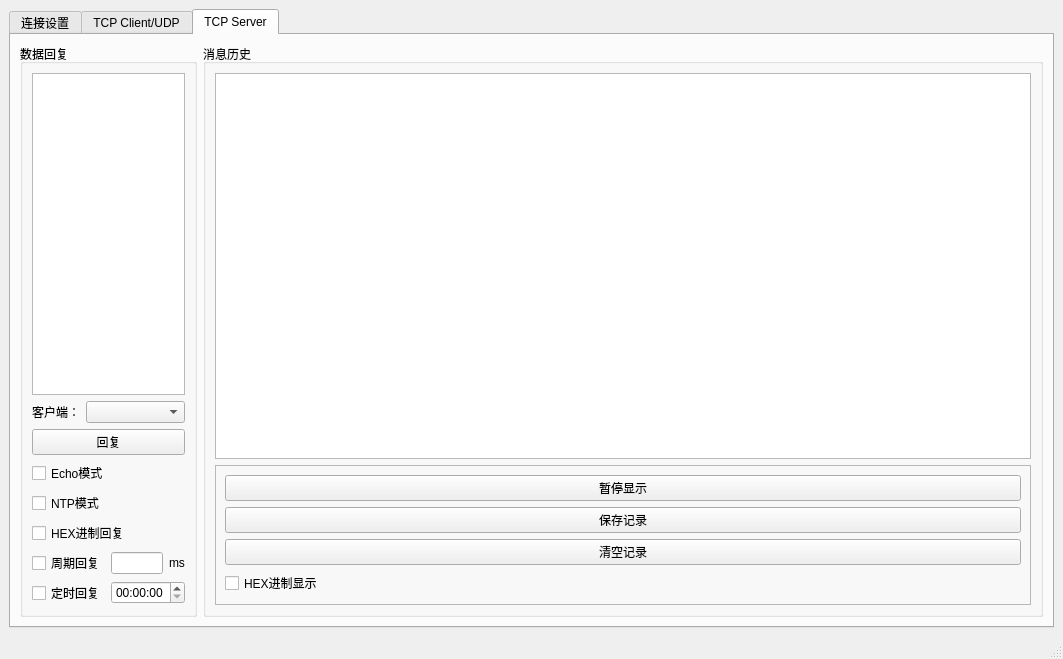
SimonYen/qtelnet, file mainwindow.ui: the form before one commit.
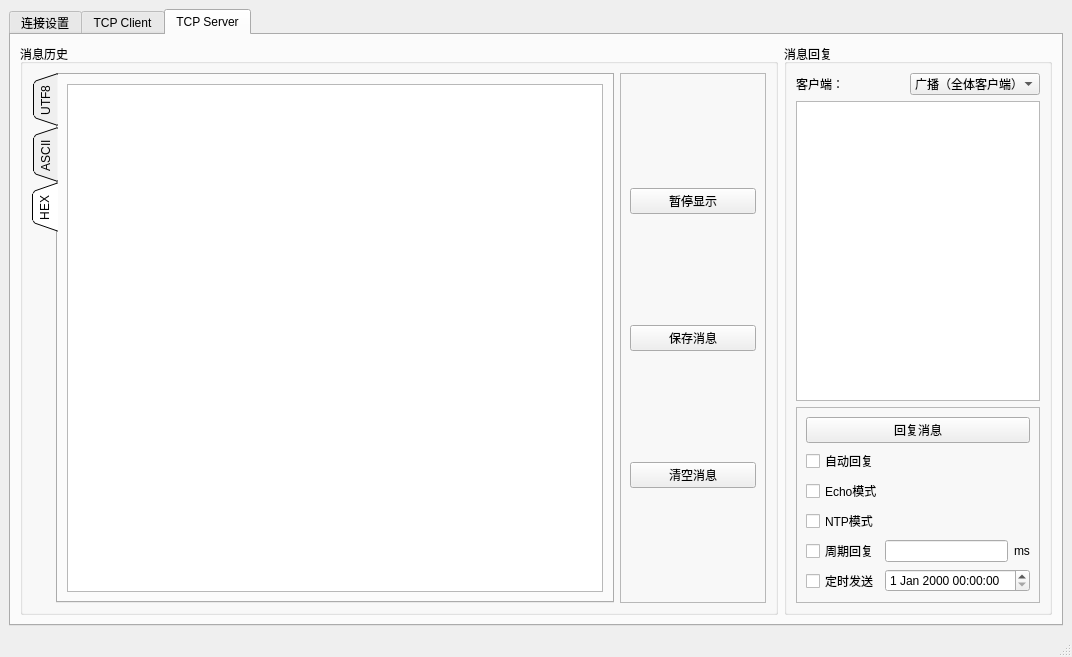
The form after the commit. The open tabs and pages were chosen to show the change. Icons and pictures are not drawn.

```diff
--- a/mainwindow.ui
+++ b/mainwindow.ui
@@ -6,8 +6,8 @@
    <rect>
     <x>0</x>
     <y>0</y>
-    <width>1063</width>
-    <height>659</height>
+    <width>1072</width>
+    <height>657</height>
    </rect>
   </property>
   <property name="windowTitle">
@@ -329,7 +329,7 @@
            <normaloff>:/logo/icons/闪电.png</normaloff>:/logo/icons/闪电.png</iconset>
          </attribute>
          <attribute name="title">
-          <string>TCP Client/UDP</string>
+          <string>TCP Client</string>
          </attribute>
          <layout class="QVBoxLayout" name="verticalLayout_11">
           <item>
@@ -608,110 +608,64 @@
          <attribute name="title">
           <string>TCP Server</string>
          </attribute>
-         <layout class="QHBoxLayout" name="horizontalLayout_4">
+         <layout class="QHBoxLayout" name="horizontalLayout_15">
           <item>
-           <layout class="QGridLayout" name="gridLayout_2" columnstretch="1,5">
+           <layout class="QGridLayout" name="gridLayout_2" columnstretch="4,1">
             <item row="0" column="0">
              <widget class="QGroupBox" name="groupBox">
               <property name="title">
-               <string>数据回复</string>
-              </property>
-              <layout class="QVBoxLayout" name="verticalLayout_2">
-               <item>
-                <widget class="QPlainTextEdit" name="plainTextEdit"/>
-               </item>
-               <item>
-                <layout class="QGridLayout" name="gridLayout" columnstretch="1,4">
-                 <item row="0" column="0">
-                  <widget class="QLabel" name="label">
-                   <property name="text">
-                    <string>客户端：</string>
-                   </property>
-                  </widget>
-                 </item>
-                 <item row="0" column="1">
-                  <widget class="QComboBox" name="comboBox_2"/>
-                 </item>
-                </layout>
-               </item>
-               <item>
-                <widget class="QPushButton" name="pushButton">
-                 <property name="text">
-                  <string>回复</string>
-                 </property>
-                </widget>
-               </item>
-               <item>
-                <widget class="QCheckBox" name="checkBox">
-                 <property name="text">
-                  <string>Echo模式</string>
-                 </property>
-                </widget>
-               </item>
-               <item>
-                <widget class="QCheckBox" name="checkBox_2">
-                 <property name="text">
-                  <string>NTP模式</string>
-                 </property>
-                </widget>
-               </item>
-               <item>
-                <widget class="QCheckBox" name="checkBox_3">
-                 <property name="text">
-                  <string>HEX进制回复</string>
-                 </property>
-                </widget>
-               </item>
-               <item>
-                <layout class="QHBoxLayout" name="horizontalLayout_2">
-                 <item>
-                  <widget class="QCheckBox" name="checkBox_4">
-                   <property name="text">
-                    <string>周期回复</string>
-                   </property>
-                  </widget>
-                 </item>
-                 <item>
-                  <widget class="QLineEdit" name="lineEdit"/>
-                 </item>
-                 <item>
-                  <widget class="QLabel" name="label_5">
-                   <property name="text">
-                    <string>ms</string>
-                   </property>
-                  </widget>
-                 </item>
-                </layout>
-               </item>
-               <item>
-                <layout class="QHBoxLayout" name="horizontalLayout_3">
-                 <item>
-                  <widget class="QCheckBox" name="checkBox_5">
-                   <property name="text">
-                    <string>定时回复</string>
-                   </property>
-                  </widget>
-                 </item>
-                 <item>
-                  <widget class="QTimeEdit" name="timeEdit"/>
-                 </item>
-                </layout>
-               </item>
-              </layout>
-             </widget>
-            </item>
-            <item row="0" column="1">
-             <widget class="QGroupBox" name="groupBox_2">
-              <property name="title">
                <string>消息历史</string>
               </property>
-              <layout class="QVBoxLayout" name="verticalLayout_4">
+              <layout class="QHBoxLayout" name="horizontalLayout_2">
                <item>
-                <layout class="QGridLayout" name="gridLayout_3" rowstretch="9,1">
+                <layout class="QGridLayout" name="gridLayout" columnstretch="4,1">
                  <item row="0" column="0">
-                  <widget class="QTextBrowser" name="textBrowser"/>
+                  <widget class="QTabWidget" name="serverTabWidget">
+                   <property name="layoutDirection">
+                    <enum>Qt::LayoutDirection::LeftToRight</enum>
+                   </property>
+                   <property name="tabPosition">
+                    <enum>QTabWidget::TabPosition::West</enum>
+                   </property>
+                   <property name="tabShape">
+                    <enum>QTabWidget::TabShape::Triangular</enum>
+                   </property>
+                   <property name="currentIndex">
+                    <number>2</number>
+                   </property>
+                   <widget class="QWidget" name="tab_9">
+                    <attribute name="title">
+                     <string>UTF8</string>
+                    </attribute>
+                    <layout class="QVBoxLayout" name="verticalLayout_12">
+                     <item>
+                      <widget class="QTextBrowser" name="serverUTFTextBrowser"/>
+                     </item>
+                    </layout>
+                   </widget>
+                   <widget class="QWidget" name="tab_11">
+                    <attribute name="title">
+                     <string>ASCII</string>
+                    </attribute>
+                    <layout class="QVBoxLayout" name="verticalLayout_13">
+                     <item>
+                      <widget class="QTextBrowser" name="serverASCIITextBrowser"/>
+                     </item>
+                    </layout>
+                   </widget>
+                   <widget class="QWidget" name="tab_10">
+                    <attribute name="title">
+                     <string>HEX</string>
+                    </attribute>
+                    <layout class="QVBoxLayout" name="verticalLayout_14">
+                     <item>
+                      <widget class="QTextBrowser" name="serverHEXTextBrowser"/>
+                     </item>
+                    </layout>
+                   </widget>
+                  </widget>
                  </item>
-                 <item row="1" column="0">
+                 <item row="0" column="1">
                   <widget class="QFrame" name="frame">
                    <property name="frameShape">
                     <enum>QFrame::Shape::StyledPanel</enum>
@@ -719,9 +673,9 @@
                    <property name="frameShadow">
                     <enum>QFrame::Shadow::Raised</enum>
                    </property>
-                   <layout class="QVBoxLayout" name="verticalLayout_3">
+                   <layout class="QVBoxLayout" name="verticalLayout_2">
                     <item>
-                     <widget class="QPushButton" name="pushButton_4">
+                     <widget class="QPushButton" name="pushButton">
                       <property name="text">
                        <string>暂停显示</string>
                       </property>
@@ -730,28 +684,128 @@
                     <item>
                      <widget class="QPushButton" name="pushButton_2">
                       <property name="text">
-                       <string>保存记录</string>
+                       <string>保存消息</string>
                       </property>
                      </widget>
                     </item>
                     <item>
                      <widget class="QPushButton" name="pushButton_3">
                       <property name="text">
-                       <string>清空记录</string>
+                       <string>清空消息</string>
                       </property>
                      </widget>
                     </item>
+                   </layout>
+                  </widget>
+                 </item>
+                </layout>
+               </item>
+              </layout>
+             </widget>
+            </item>
+            <item row="0" column="1">
+             <widget class="QGroupBox" name="groupBox_2">
+              <property name="title">
+               <string>消息回复</string>
+              </property>
+              <layout class="QVBoxLayout" name="verticalLayout_4">
+               <item>
+                <layout class="QHBoxLayout" name="horizontalLayout_14">
+                 <item>
+                  <widget class="QLabel" name="label_5">
+                   <property name="text">
+                    <string>客户端：</string>
+                   </property>
+                  </widget>
+                 </item>
+                 <item>
+                  <widget class="QComboBox" name="clientComboBox">
+                   <item>
+                    <property name="text">
+                     <string>广播（全体客户端）</string>
+                    </property>
+                   </item>
+                  </widget>
+                 </item>
+                </layout>
+               </item>
+               <item>
+                <widget class="QPlainTextEdit" name="plainTextEdit"/>
+               </item>
+               <item>
+                <widget class="QFrame" name="frame_6">
+                 <property name="frameShape">
+                  <enum>QFrame::Shape::StyledPanel</enum>
+                 </property>
+                 <property name="frameShadow">
+                  <enum>QFrame::Shadow::Raised</enum>
+                 </property>
+                 <layout class="QVBoxLayout" name="verticalLayout_3">
+                  <item>
+                   <widget class="QPushButton" name="pushButton_4">
+                    <property name="text">
+                     <string>回复消息</string>
+                    </property>
+                   </widget>
+                  </item>
+                  <item>
+                   <widget class="QCheckBox" name="checkBox">
+                    <property name="text">
+                     <string>自动回复</string>
+                    </property>
+                   </widget>
+                  </item>
+                  <item>
+                   <widget class="QCheckBox" name="checkBox_4">
+                    <property name="text">
+                     <string>Echo模式</string>
+                    </property>
+                   </widget>
+                  </item>
+                  <item>
+                   <widget class="QCheckBox" name="checkBox_5">
+                    <property name="text">
+                     <string>NTP模式</string>
+                    </property>
+                   </widget>
+                  </item>
+                  <item>
+                   <layout class="QHBoxLayout" name="horizontalLayout_3">
                     <item>
-                     <widget class="QCheckBox" name="checkBox_6">
+                     <widget class="QCheckBox" name="checkBox_2">
                       <property name="text">
-                       <string>HEX进制显示</string>
+                       <string>周期回复</string>
                       </property>
                      </widget>
                     </item>
+                    <item>
+                     <widget class="QLineEdit" name="lineEdit"/>
+                    </item>
+                    <item>
+                     <widget class="QLabel" name="label">
+                      <property name="text">
+                       <string>ms</string>
+                      </property>
+                     </widget>
+                    </item>
                    </layout>
-                  </widget>
-                 </item>
-                </layout>
+                  </item>
+                  <item>
+                   <layout class="QHBoxLayout" name="horizontalLayout_4">
+                    <item>
+                     <widget class="QCheckBox" name="checkBox_3">
+                      <property name="text">
+                       <string>定时发送</string>
+                      </property>
+                     </widget>
+                    </item>
+                    <item>
+                     <widget class="QDateTimeEdit" name="dateTimeEdit_2"/>
+                    </item>
+                   </layout>
+                  </item>
+                 </layout>
+                </widget>
                </item>
               </layout>
              </widget>
```
Left out of the diff: 306 changed lines with no effect on the pictures.
